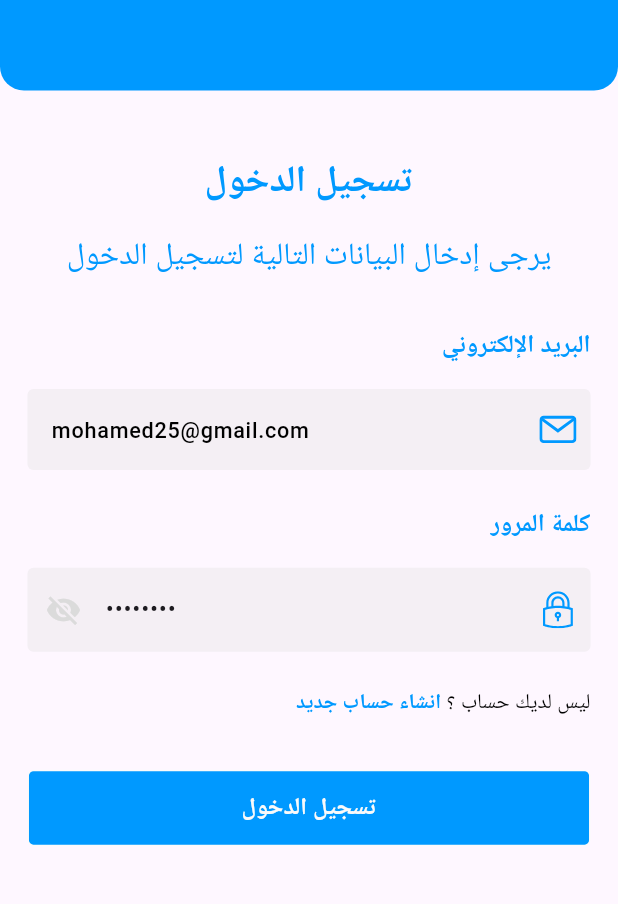
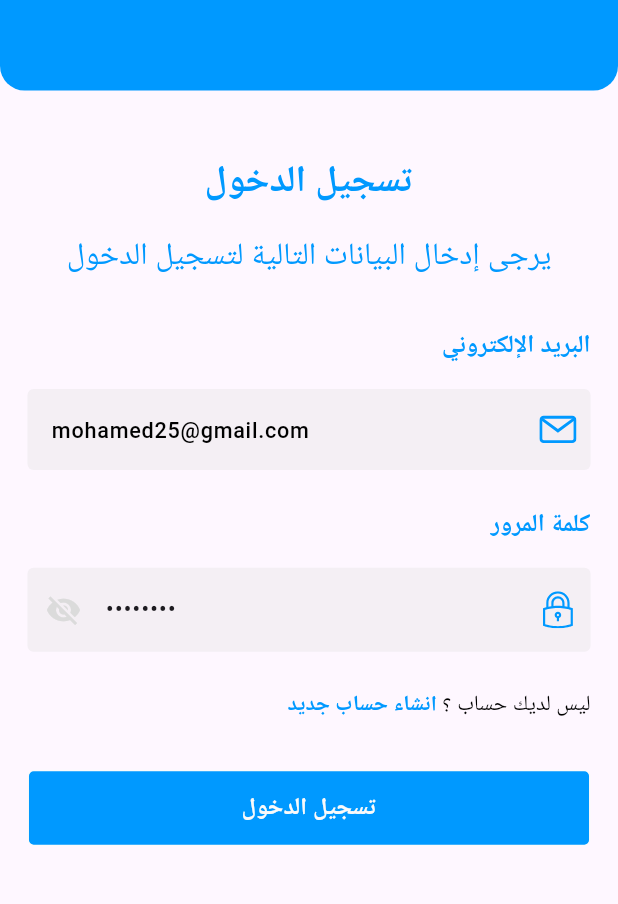
Before and after one commit to MohamedDesign-1/AjrlyApp, a Flutter app: the LoginScreen screen opened by its route, on a phone screen of 412 x 824 dp, the part 254-1158 px from its top. Run offline on Flutter 3.47's test engine with Material 3 defaults, Android fonts, the phone set to English and light mode, and no system bars; our stand-ins replace bloc, connectivity_plus, dartz, dio, firebase_core, flutter_bloc and 10 more; accounts and stored records are empty; Roboto replaces fonts that are missing (Tajawal).

```diff
--- a/lib/core/components/custom_appbar.dart
+++ b/lib/core/components/custom_appbar.dart
@@ -11,7 +11,10 @@ class CustomAppbar extends StatelessWidget {
   Widget build(BuildContext context) {
     return AppBar(
       centerTitle: true,
-      title: Text(title , style: getMediumStyle(color: ColorManager.white, fontSize: 18.sp)),
+      title: Text(
+        title,
+        style: getBoldStyle(color: ColorManager.white, fontSize: 24.sp),
+      ),
       backgroundColor: ColorManager.primary,
       toolbarHeight: 90.h,
       shape: RoundedRectangleBorder(
--- a/lib/core/utils/assets_manager.dart
+++ b/lib/core/utils/assets_manager.dart
@@ -15,7 +15,7 @@ abstract class ImageAssets {
   static const String onboardingscreen4 = '${imagesPath}onboardingscreen4.png';
   static const String EnterImage = '${imagesPath}Frame 128.png';
   static const String Heart = '${imagesPath}Heart@2x.png';
-  static const String No_Tasks = '${imagesPath}No No task.png';
+  static const String No_Tasks = '${imagesPath}No task.png';
 }
 
 abstract class IconAssets {
--- a/lib/features/auth/login_screen/presentation/pages/login_screen.dart
+++ b/lib/features/auth/login_screen/presentation/pages/login_screen.dart
@@ -27,18 +27,20 @@ class LoginScreen extends StatelessWidget {
       bloc: loginCubit,
       listener: (context, state) {
         if (state is LoginSuccessState) {
-      ToastUtils.showSuccessToast(context, state.loginResponseEntity.message ?? "", 'تم تسجيل الدخول بنجاح');
+          ToastUtils.showSuccessToast(context,
+              state.loginResponseEntity.message ?? "", 'تم تسجيل الدخول بنجاح');
           context.go(Routes.mainLayoutRoute);
         } else if (state is LoginErrorState) {
-      ToastUtils.showErrorToast(context, state.failure.errorMessage, 'خطأ ما حدث');
+          ToastUtils.showErrorToast(
+              context, state.failure.errorMessage, 'خطأ ما حدث');
         }
       },
       child: Scaffold(
         appBar: AppBar(
           toolbarHeight: 223.h,
-        shape: const RoundedRectangleBorder(
+          shape: RoundedRectangleBorder(
             borderRadius: BorderRadius.vertical(
-            bottom: Radius.circular(16),
+              bottom: Radius.circular(16.r),
             ),
           ),
           backgroundColor: ColorManager.primary,
@@ -63,26 +65,29 @@ class LoginScreen extends StatelessWidget {
                   Center(
                     child: Text(
                       'تسجيل الدخول',
-                    style: getBoldStyle(color: ColorManager.primary, fontSize: 24.sp),
+                      style: getBoldStyle(
+                          color: ColorManager.primary, fontSize: 24.sp),
                     ),
                   ),
                   SizedBox(height: 16.h),
                   Text(
                     'يرجى إدخال البيانات التالية لتسجيل الدخول',
-                  style: getMediumStyle(color: ColorManager.primary, fontSize: 20.sp),
+                    style: getMediumStyle(
+                        color: ColorManager.primary, fontSize: 20.sp),
                     textAlign: TextAlign.center,
                   ),
                   SizedBox(height: 32.h),
                   Text(
                     'البريد الإلكتروني',
-                  style: getSemiBoldStyle(color: ColorManager.primary, fontSize: 16.sp),
+                    style: getSemiBoldStyle(
+                        color: ColorManager.primary, fontSize: 16.sp),
                     textDirection: TextDirection.rtl,
                   ),
                   SizedBox(height: 16.h),
                   CustomTextFiled(
                     controller: loginCubit.emailController,
                     hintText: '   ادخــل الــبريـد الالــكــتروني',
-                  borderRadius: BorderRadius.circular(4),
+                    borderRadius: BorderRadius.circular(4.r),
                     suffixIcon: Padding(
                       padding: const EdgeInsets.all(8.0),
                       child: SvgPicture.asset(
@@ -98,7 +103,8 @@ class LoginScreen extends StatelessWidget {
                   /// Password Input
                   Text(
                     'كلمة المرور',
-                  style: getSemiBoldStyle(color: ColorManager.primary, fontSize: 16.sp),
+                    style: getSemiBoldStyle(
+                        color: ColorManager.primary, fontSize: 16.sp),
                     textDirection: TextDirection.rtl,
                   ),
                   SizedBox(height: 16.h),
@@ -115,8 +121,8 @@ class LoginScreen extends StatelessWidget {
                       children: [
                         Text(
                           'ليس لديك حساب ؟ ',
-                        style:
-                        getTextStyle(14, FontWeight.w400, ColorManager.black),
+                          style: getTextStyle(
+                              14.sp, FontWeight.w400, ColorManager.black),
                         ),
                         InkWell(
                           onTap: () {
@@ -125,7 +131,7 @@ class LoginScreen extends StatelessWidget {
                           child: Text(
                             'انشاء حساب جديد ',
                             style: getTextStyle(
-                              14, FontWeight.bold, ColorManager.primary),
+                                14.sp, FontWeight.bold, ColorManager.primary),
                           ),
                         ),
                       ],
@@ -141,7 +147,7 @@ class LoginScreen extends StatelessWidget {
                     outlineColor: ColorManager.white,
                     width: 328.w,
                     height: 48.h,
-                  radius: 4,
+                    radius: 4.r,
                     fontcolor: ColorManager.white,
                   ),
                   SizedBox(height: 50.h),
--- a/lib/features/mainLayout/presentation/pages/main_layout.dart
+++ b/lib/features/mainLayout/presentation/pages/main_layout.dart
@@ -119,7 +119,9 @@ class MainLayout extends StatelessWidget {
                           color: ColorManager.primary,
                           width: 4.w,
                           strokeAlign: BorderSide.strokeAlignOutside)),
-                  onPressed: () {},
+                  onPressed: () {
+                    mainLayoutCubit.changeIndex(2);
+                  },
                   child: Icon(Icons.add),
                 ),
               ),
--- a/lib/features/profile/presentation/pages/profile_screen.dart
+++ b/lib/features/profile/presentation/pages/profile_screen.dart
@@ -14,7 +14,7 @@ class ProfileScreen extends StatelessWidget {
     return Scaffold(
       appBar: PreferredSize(
         preferredSize: Size.fromHeight(90.h),
-        child: CustomAppbar(title: 'الملف الشخصي'),
+        child: CustomAppbar(title: 'الملف الشخصي' ),
       ),
       body: SingleChildScrollView(
         child: Padding(
```
Also changed, not shown: lib/core/components/not_have_items.dart (+31 -9 lines), lib/features/booking/presentation/pages/booking_screen.dart (+16 -2 lines), lib/features/favourite/presentation/pages/favourite.dart (+19 -1 lines). Lines whose indentation alone changed are shown as unchanged.
